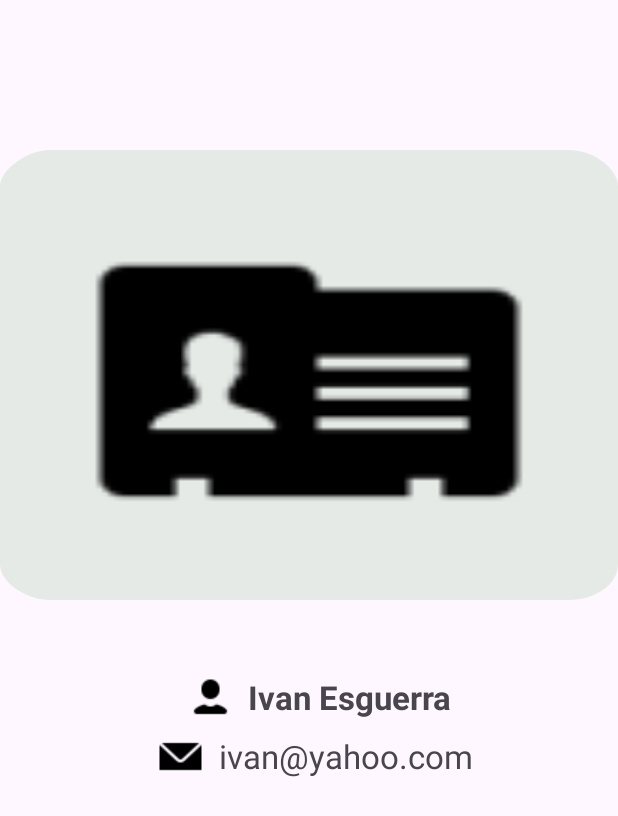
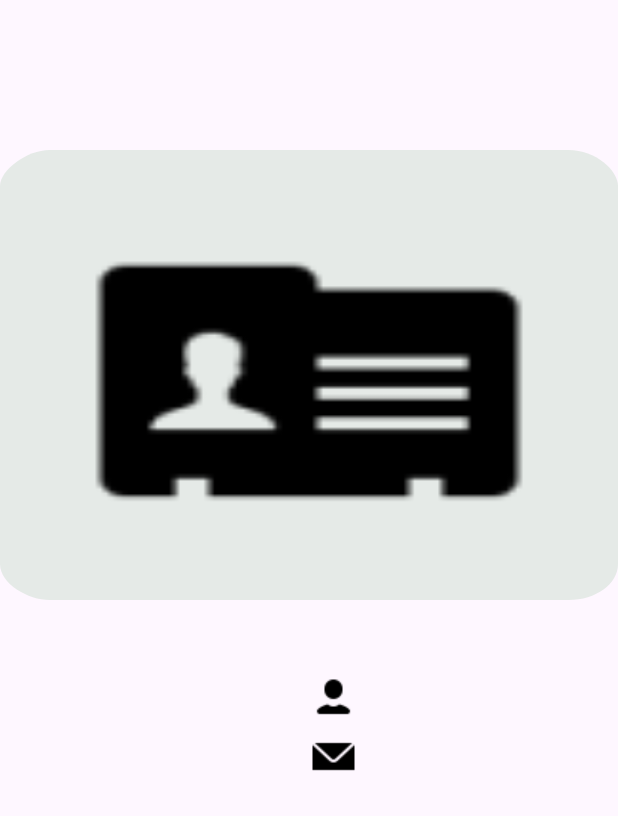
Before and after one commit to whoooooos/contact-list, an Android app: the PersonDetails screen opened directly, with no data from a screen before it, on a phone screen of 412 x 824 dp. Shown: the top 816 px of the screen. Run offline under Robolectric (Android 15) with nearby library versions, the phone set to English and light mode, and no system bars; our stand-ins replace Dagger/Hilt's generated code; pictures from the network do not load.

Commit message:
Removed hardcoded text on textviews

```diff
--- a/app/src/main/res/layout/activity_person_details.xml
+++ b/app/src/main/res/layout/activity_person_details.xml
@@ -30,7 +30,6 @@
         android:layout_width="wrap_content"
         android:layout_height="wrap_content"
         android:layout_marginTop="50dp"
-        android:text="Ivan Esguerra"
         android:textSize="22sp"
         android:textStyle="bold"
         app:layout_constraintHorizontal_bias="0.6"
@@ -53,7 +52,6 @@
         android:layout_width="wrap_content"
         android:layout_height="30dp"
         android:layout_marginTop="10dp"
-        android:text="ivan@yahoo.com"
         android:textAlignment="center"
         android:textSize="22sp"
         app:layout_constraintHorizontal_bias="0.6"
--- a/app/src/main/res/layout/item_layout.xml
+++ b/app/src/main/res/layout/item_layout.xml
@@ -37,7 +37,6 @@
             android:id="@+id/person_name_tv"
             android:layout_width="wrap_content"
             android:layout_height="wrap_content"
-            android:text="Ivan Esguerra"
             android:textSize="25sp"
             android:textColor="?android:attr/textColorPrimary"
             app:layout_constraintTop_toTopOf="parent"
```
